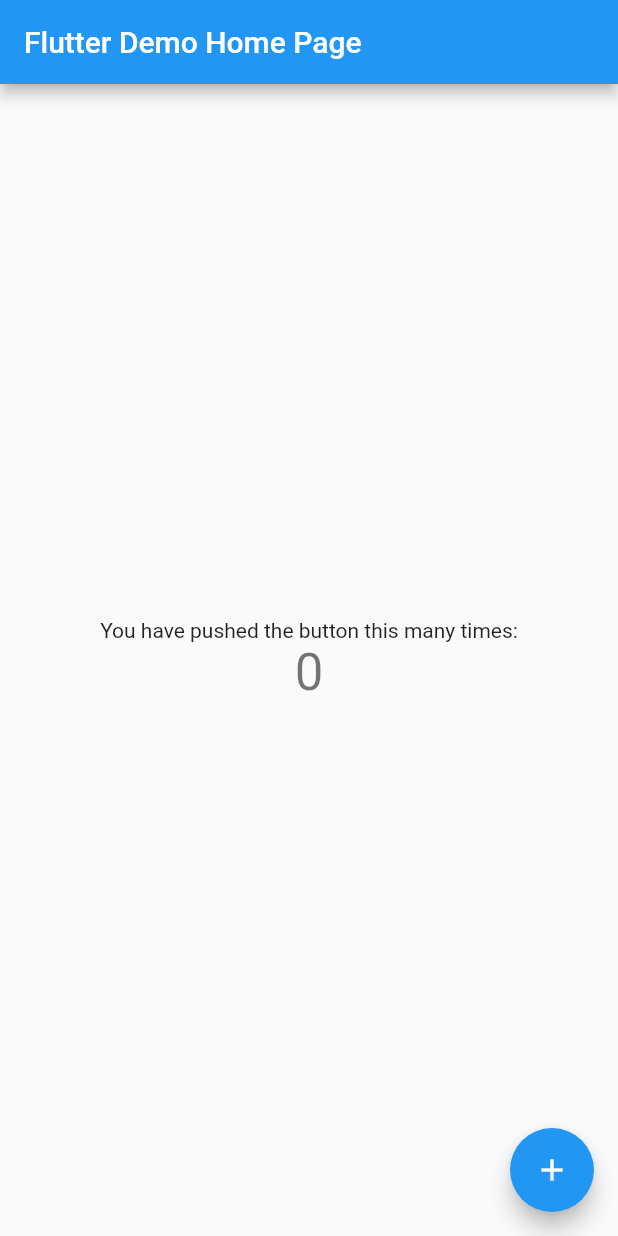
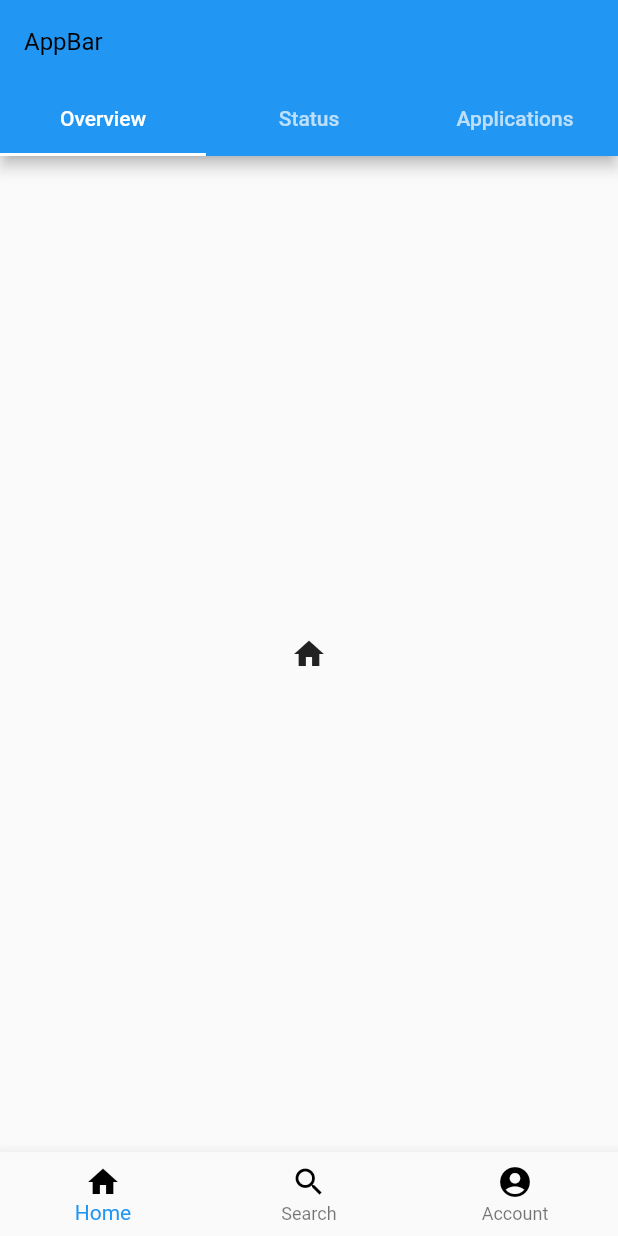
Before and after one commit to gnpandit12/DharmaSir, a Flutter app: the screen it shows after launch, on a phone screen of 412 x 824 dp. Run offline on Flutter 3.47's test engine with Material 2 defaults, Android fonts, the phone set to English and light mode, and no system bars.

Commit message:
User Interface added

```diff
--- a/lib/main.dart
+++ b/lib/main.dart
@@ -1,29 +1,18 @@
 import 'package:flutter/material.dart';
+import 'package:flutter_app/utils/SizeConfig.dart';
+import 'package:flutter_app/views/HomeScreen.dart';
 
 void main() {
   runApp(MyApp());
 }
 
 class MyApp extends StatelessWidget {
-  // This widget is the root of your application.
   @override
   Widget build(BuildContext context) {
     return MaterialApp(
       title: 'Flutter Demo',
       theme: ThemeData(
-        // This is the theme of your application.
-        //
-        // Try running your application with "flutter run". You'll see the
-        // application has a blue toolbar. Then, without quitting the app, try
-        // changing the primarySwatch below to Colors.green and then invoke
-        // "hot reload" (press "r" in the console where you ran "flutter run",
-        // or simply save your changes to "hot reload" in a Flutter IDE).
-        // Notice that the counter didn't reset back to zero; the application
-        // is not restarted.
         primarySwatch: Colors.blue,
-        // This makes the visual density adapt to the platform that you run
-        // the app on. For desktop platforms, the controls will be smaller and
-        // closer together (more dense) than on mobile platforms.
         visualDensity: VisualDensity.adaptivePlatformDensity,
       ),
       home: MyHomePage(title: 'Flutter Demo Home Page'),
@@ -34,15 +23,6 @@ class MyApp extends StatelessWidget {
 class MyHomePage extends StatefulWidget {
   MyHomePage({Key key, this.title}) : super(key: key);
 
-  // This widget is the home page of your application. It is stateful, meaning
-  // that it has a State object (defined below) that contains fields that affect
-  // how it looks.
-
-  // This class is the configuration for the state. It holds the values (in this
-  // case the title) provided by the parent (in this case the App widget) and
-  // used by the build method of the State. Fields in a Widget subclass are
-  // always marked "final".
-
   final String title;
 
   @override
@@ -50,68 +30,10 @@ class MyHomePage extends StatefulWidget {
 }
 
 class _MyHomePageState extends State<MyHomePage> {
-  int _counter = 0;
-
-  void _incrementCounter() {
-    setState(() {
-      // This call to setState tells the Flutter framework that something has
-      // changed in this State, which causes it to rerun the build method below
-      // so that the display can reflect the updated values. If we changed
-      // _counter without calling setState(), then the build method would not be
-      // called again, and so nothing would appear to happen.
-      _counter++;
-    });
-  }
 
   @override
   Widget build(BuildContext context) {
-    // This method is rerun every time setState is called, for instance as done
-    // by the _incrementCounter method above.
-    //
-    // The Flutter framework has been optimized to make rerunning build methods
-    // fast, so that you can just rebuild anything that needs updating rather
-    // than having to individually change instances of widgets.
-    return Scaffold(
-      appBar: AppBar(
-        // Here we take the value from the MyHomePage object that was created by
-        // the App.build method, and use it to set our appbar title.
-        title: Text(widget.title),
-      ),
-      body: Center(
-        // Center is a layout widget. It takes a single child and positions it
-        // in the middle of the parent.
-        child: Column(
-          // Column is also a layout widget. It takes a list of children and
-          // arranges them vertically. By default, it sizes itself to fit its
-          // children horizontally, and tries to be as tall as its parent.
-          //
-          // Invoke "debug painting" (press "p" in the console, choose the
-          // "Toggle Debug Paint" action from the Flutter Inspector in Android
-          // Studio, or the "Toggle Debug Paint" command in Visual Studio Code)
-          // to see the wireframe for each widget.
-          //
-          // Column has various properties to control how it sizes itself and
-          // how it positions its children. Here we use mainAxisAlignment to
-          // center the children vertically; the main axis here is the vertical
-          // axis because Columns are vertical (the cross axis would be
-          // horizontal).
-          mainAxisAlignment: MainAxisAlignment.center,
-          children: <Widget>[
-            Text(
-              'You have pushed the button this many times:',
-            ),
-            Text(
-              '$_counter',
-              style: Theme.of(context).textTheme.headline4,
-            ),
-          ],
-        ),
-      ),
-      floatingActionButton: FloatingActionButton(
-        onPressed: _incrementCounter,
-        tooltip: 'Increment',
-        child: Icon(Icons.add),
-      ), // This trailing comma makes auto-formatting nicer for build methods.
-    );
+    SizeConfig().init(context);
+    return HomeScreen();
   }
 }
--- /dev/null
+++ b/lib/utils/SizeConfig.dart
@@ -0,0 +1,53 @@
+import 'package:flutter/material.dart';
+
+class SizeConfig {
+  static MediaQueryData _mediaQueryData;
+  static double screenWidth;
+  static double screenHeight;
+  static double blockSizeHorizontal;
+  static double blockSizeVertical;
+
+  static double _safeAreaHorizontal;
+  static double _safeAreaVertical;
+  static double safeBlockHorizontal;
+  static double safeBlockVertical;
+
+  void init(BuildContext context) {
+    _mediaQueryData = MediaQuery.of(context);
+    screenWidth = _mediaQueryData.size.width;
+    screenHeight = _mediaQueryData.size.height;
+    blockSizeHorizontal = screenWidth / 100;
+    blockSizeVertical = screenHeight / 100;
+
+    print('Screen_Width $screenWidth');
+    print('Screen_Height $screenHeight');
+
+    _safeAreaHorizontal = _mediaQueryData.padding.left +
+        _mediaQueryData.padding.right;
+    _safeAreaVertical = _mediaQueryData.padding.top +
+        _mediaQueryData.padding.bottom;
+    safeBlockHorizontal = (screenWidth -
+        _safeAreaHorizontal) / 100;
+    safeBlockVertical = (screenHeight -
+        _safeAreaVertical) / 100;
+  }
+
+  static double getDeviceScreenSize(context){
+
+    if (MediaQuery.of(context).size.height.toDouble() > 790){
+      // Large Screen Device
+      print(MediaQuery.of(context).size.height.toString());
+      return 2;
+    }else if (780 > MediaQuery.of(context).size.height.toDouble() && MediaQuery.of(context).size.height.toDouble() > 680){
+      // Medium Screen Device
+      print(MediaQuery.of(context).size.height.toString());
+      return 1;
+    }else if (500 < MediaQuery.of(context).size.height.toDouble() && MediaQuery.of(context).size.height.toDouble() < 600){
+      // Small Screen Device
+      print(MediaQuery.of(context).size.height.toString());
+      return 0;
+    }
+
+  }
+
+}
--- /dev/null
+++ b/lib/views/HomeScreen.dart
@@ -0,0 +1,121 @@
+
+import 'package:flutter/material.dart';
+import 'package:flutter_app/utils/SizeConfig.dart';
+import 'package:flutter_app/views/ApplicationsScreen.dart';
+import 'package:flutter_app/views/OverviewScreen.dart';
+import 'package:flutter_app/views/StatusScreen.dart';
+
+TabController _tabController;
+int _currentIndex;
+
+int _selectedIndexForBottomNavigationBar = 0;
+int _selectedIndexForTabBar = 0;
+
+class HomeScreen extends StatefulWidget {
+  @override
+  _HomeScreenState createState() => _HomeScreenState();
+}
+
+class _HomeScreenState extends State<HomeScreen>
+    with SingleTickerProviderStateMixin{
+
+  @override
+  void initState() {
+    _tabController = new TabController(length: 3, vsync: this);
+    _currentIndex = 0;
+    super.initState();
+  }
+
+  @override
+  Widget build(BuildContext context) {
+    return DefaultTabController(
+      length: 3,
+      child: Scaffold(
+        appBar: AppBar(
+          title: Text(
+            'AppBar',
+            style: TextStyle(
+                fontSize: 16,
+                color: Colors.black,
+                fontWeight: FontWeight.w400
+            ),
+          ),
+          bottom: TabBar(
+              onTap: _onItemTappedForTabBar,
+              controller: _tabController,
+              tabs: <Widget>[
+                Tab(
+                  text: "Overview",
+                ),
+                Tab(
+                  text: "Status",
+                ),
+                Tab(
+                  text: "Applications",
+                )
+              ]),
+        ),
+        body:  Center(child:_selectedIndexForTabBar == 0 ?
+        _listOfIconsForBottomNavigationBar.elementAt(_selectedIndexForBottomNavigationBar):
+        _listOfIconsForTabBar.elementAt(_selectedIndexForTabBar - 1)),
+        bottomNavigationBar: BottomNavigationBar(
+          currentIndex: _selectedIndexForBottomNavigationBar,
+          onTap: _onItemTappedForBottomNavigationBar,
+          items: [
+            BottomNavigationBarItem(
+                label: "Home",
+                icon: Icon(
+                  Icons.home,
+                  color: Colors.black,
+                )
+            ),
+            BottomNavigationBarItem(
+                label: "Search",
+                icon: Icon(
+                  Icons.search,
+                  color: Colors.black,
+                )
+            ),
+            BottomNavigationBarItem(
+                label: "Account",
+                icon: Icon(
+                  Icons.account_circle,
+                  color: Colors.black,
+                )
+            )
+          ],
+        ),
+      ),
+    );
+  }
+
+  void _onItemTappedForBottomNavigationBar(int index) {
+    setState(() {
+      _selectedIndexForBottomNavigationBar = index;
+      _selectedIndexForTabBar = 0;
+    });
+  }
+
+
+  void _onItemTappedForTabBar(int index) {
+    setState(() {
+      _selectedIndexForTabBar = index+1;
+      _selectedIndexForBottomNavigationBar = 0;
+    });
+  }
+
+
+  static List<Widget> _listOfIconsForBottomNavigationBar = <Widget>[
+    Icon(Icons.home),
+    Icon(Icons.search),
+    Icon(Icons.account_circle),
+  ];
+
+
+  //2
+  static List<Widget> _listOfIconsForTabBar = <Widget>[
+    OverviewScreen(),
+    StatusScreen(),
+    ApplicationScreen()
+  ];
+}
```
Also changed, not shown: lib/views/ApplicationsScreen.dart (added, +24 -0 lines), lib/views/OverviewScreen.dart (added, +23 -0 lines), lib/views/StatusScreen.dart (added, +24 -0 lines), 1 other file.
